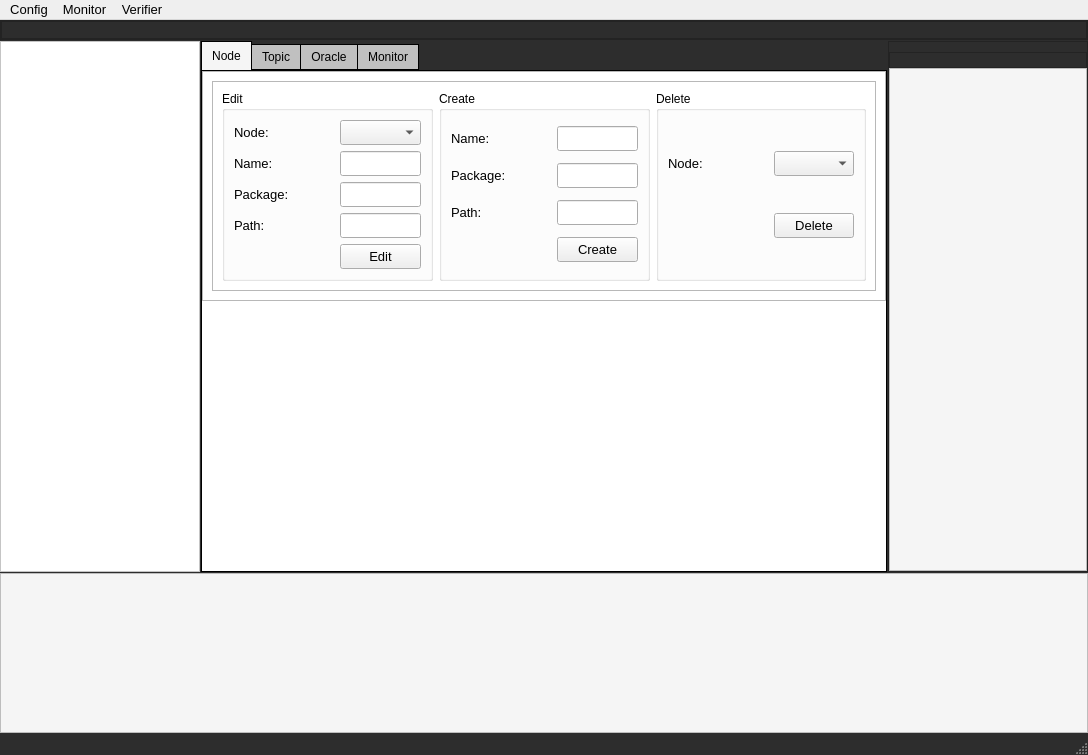
Before: the Qt Designer form ui/rv_tool_v1_6.ui in hcanergun/valu3s_tool, drawn with Qt 5.
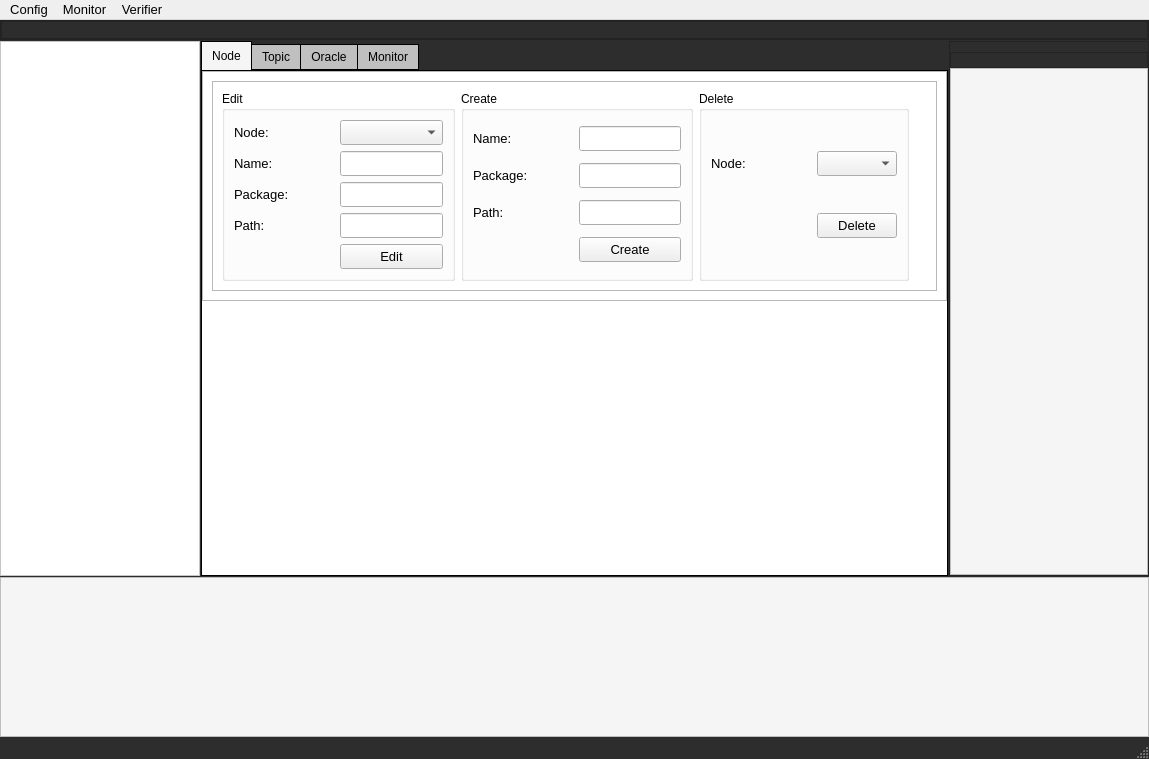
After: the same form once the commit is applied.

The edit to the form file:
```diff
--- a/ui/rv_tool_v1_6.ui
+++ b/ui/rv_tool_v1_6.ui
@@ -6,8 +6,8 @@
    <rect>
     <x>0</x>
     <y>0</y>
-    <width>1021</width>
-    <height>755</height>
+    <width>1149</width>
+    <height>759</height>
    </rect>
   </property>
   <property name="palette">
@@ -775,6 +775,9 @@
                          <pointsize>10</pointsize>
                         </font>
                        </property>
+                       <property name="text">
+                        <string/>
+                       </property>
                       </widget>
                      </item>
                      <item row="1" column="0">
@@ -3067,8 +3070,8 @@
     <rect>
      <x>0</x>
      <y>0</y>
-     <width>1021</width>
-     <height>23</height>
+     <width>1149</width>
+     <height>29</height>
     </rect>
    </property>
    <property name="font">
@@ -3134,14 +3137,14 @@
      <string>Monitor</string>
     </property>
    </widget>
-   <widget class="QMenu" name="menuVERIFIER">
+   <widget class="QMenu" name="menuVerifier">
     <property name="title">
      <string>Verifier</string>
     </property>
    </widget>
    <addaction name="menuCONFIG"/>
    <addaction name="menuMONITOR"/>
-   <addaction name="menuVERIFIER"/>
+   <addaction name="menuVerifier"/>
   </widget>
   <action name="actionsds">
    <property name="text">
```
Left out of the diff: 10 changed lines with no effect on the pictures.
